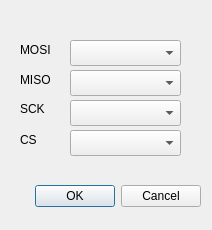
First picture: the form in dashboard_qt/dialog_config_spi.ui, repository ezloteam/Ezlo_Pi, before the edit.
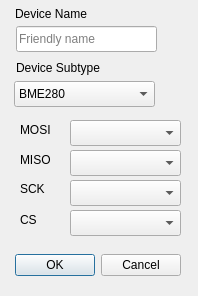
Second picture: the form after the edit.

```diff
--- a/dashboard_qt/dialog_config_spi.ui
+++ b/dashboard_qt/dialog_config_spi.ui
@@ -6,8 +6,8 @@
    <rect>
     <x>0</x>
     <y>0</y>
-    <width>212</width>
-    <height>230</height>
+    <width>198</width>
+    <height>296</height>
    </rect>
   </property>
   <property name="windowTitle">
@@ -17,8 +17,8 @@
    <property name="geometry">
     <rect>
      <x>10</x>
-     <y>180</y>
-     <width>191</width>
+     <y>249</y>
+     <width>171</width>
      <height>32</height>
     </rect>
    </property>
@@ -33,7 +33,7 @@
    <property name="geometry">
     <rect>
      <x>20</x>
-     <y>40</y>
+     <y>120</y>
      <width>41</width>
      <height>20</height>
     </rect>
@@ -46,7 +46,7 @@
    <property name="geometry">
     <rect>
      <x>20</x>
-     <y>70</y>
+     <y>150</y>
      <width>41</width>
      <height>20</height>
     </rect>
@@ -59,7 +59,7 @@
    <property name="geometry">
     <rect>
      <x>20</x>
-     <y>99</y>
+     <y>179</y>
      <width>41</width>
      <height>20</height>
     </rect>
@@ -72,7 +72,7 @@
    <property name="geometry">
     <rect>
      <x>20</x>
-     <y>130</y>
+     <y>210</y>
      <width>41</width>
      <height>20</height>
     </rect>
@@ -85,7 +85,7 @@
    <property name="geometry">
     <rect>
      <x>70</x>
-     <y>40</y>
+     <y>120</y>
      <width>111</width>
      <height>26</height>
     </rect>
@@ -95,7 +95,7 @@
    <property name="geometry">
     <rect>
      <x>70</x>
-     <y>70</y>
+     <y>150</y>
      <width>111</width>
      <height>26</height>
     </rect>
@@ -105,7 +105,7 @@
    <property name="geometry">
     <rect>
      <x>70</x>
-     <y>100</y>
+     <y>180</y>
      <width>111</width>
      <height>26</height>
     </rect>
@@ -115,12 +115,66 @@
    <property name="geometry">
     <rect>
      <x>70</x>
-     <y>130</y>
+     <y>210</y>
      <width>111</width>
      <height>26</height>
     </rect>
    </property>
   </widget>
+  <widget class="QLineEdit" name="lineEdit_device_name">
+   <property name="geometry">
+    <rect>
+     <x>16</x>
+     <y>26</y>
+     <width>141</width>
+     <height>26</height>
+    </rect>
+   </property>
+   <property name="placeholderText">
+    <string>Friendly name</string>
+   </property>
+  </widget>
+  <widget class="QLabel" name="label_device_name">
+   <property name="geometry">
+    <rect>
+     <x>15</x>
+     <y>4</y>
+     <width>121</width>
+     <height>20</height>
+    </rect>
+   </property>
+   <property name="text">
+    <string>Device Name</string>
+   </property>
+  </widget>
+  <widget class="QComboBox" name="comboBox_spi_device_subtype">
+   <property name="geometry">
+    <rect>
+     <x>14</x>
+     <y>81</y>
+     <width>141</width>
+     <height>26</height>
+    </rect>
+   </property>
+   <item>
+    <property name="text">
+     <string>BME280</string>
+    </property>
+   </item>
+  </widget>
+  <widget class="QLabel" name="label_device_spi_subtype">
+   <property name="geometry">
+    <rect>
+     <x>16</x>
+     <y>58</y>
+     <width>121</width>
+     <height>20</height>
+    </rect>
+   </property>
+   <property name="text">
+    <string>Device Subtype</string>
+   </property>
+  </widget>
  </widget>
  <resources/>
  <connections>
```
